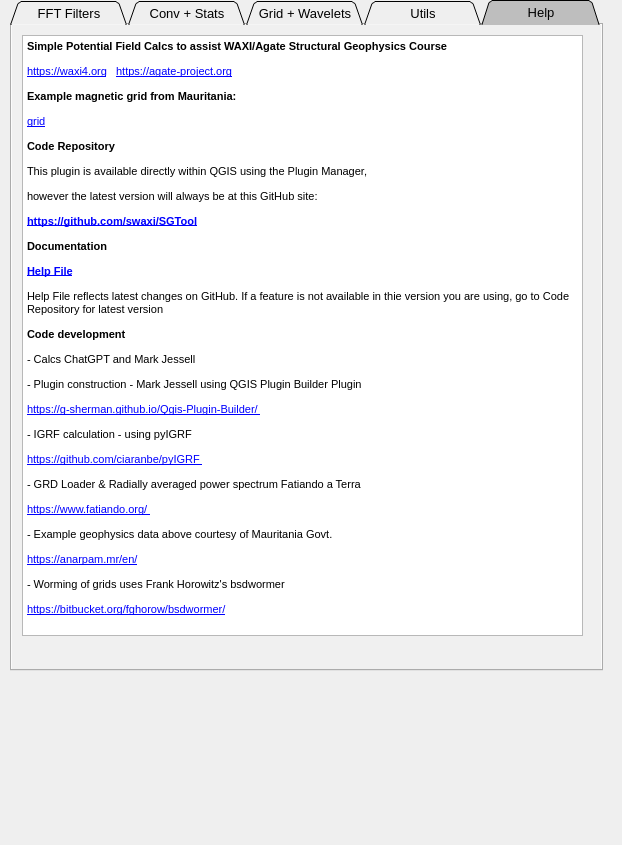
Qt form SGTool_dockwidget_base.ui (swaxi/SGTool) before a commit.
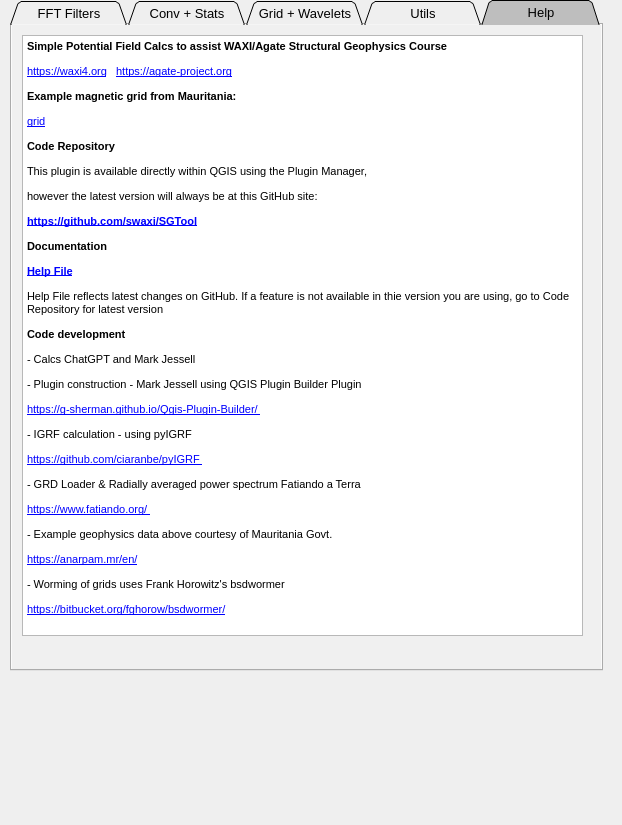
The same form after that commit. The open tabs and pages were chosen to show the change. Custom widgets are drawn as their Qt base class.

Commit message:
Fix library imports for macos
and macos gui tweaks

What changed in the file:
```diff
--- a/SGTool_dockwidget_base.ui
+++ b/SGTool_dockwidget_base.ui
@@ -7,7 +7,7 @@
     <x>0</x>
     <y>0</y>
     <width>622</width>
-    <height>845</height>
+    <height>825</height>
    </rect>
   </property>
   <property name="windowTitle">
```
Left out of the diff: 93 changed lines with no effect on the pictures. The commit also changes 2 other files.
